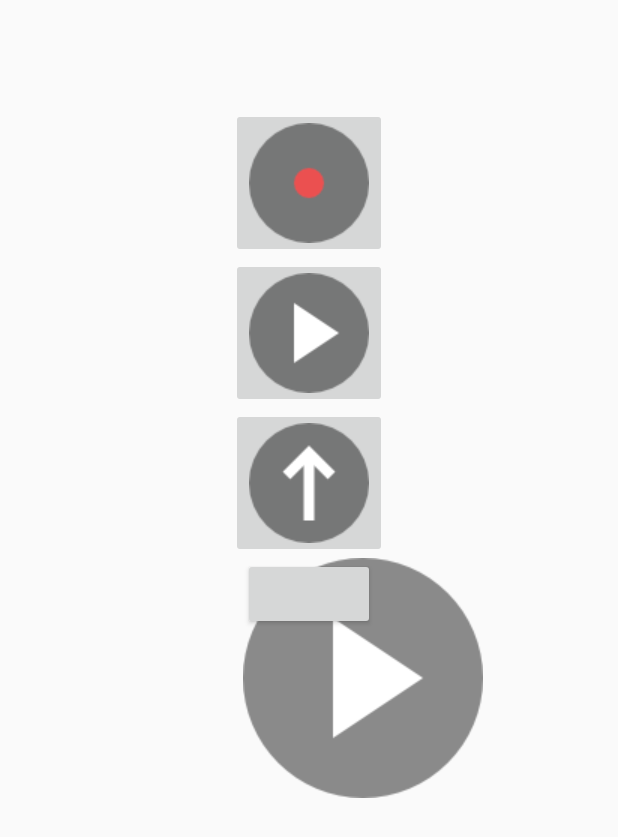
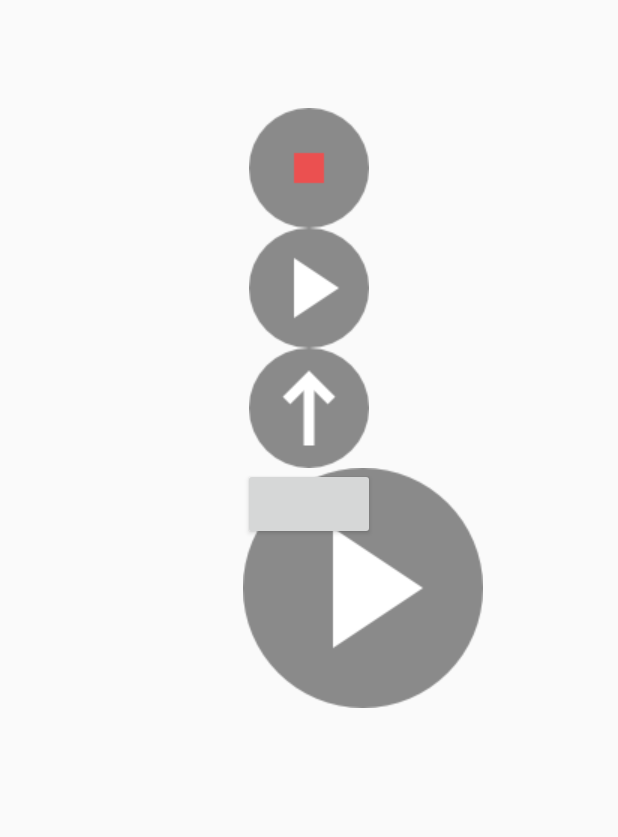
Before and after one commit to juffel/SimpleAudioRecorder, an Android app: the screen it shows after launch (RecordActivity), after a tap on an icon or button, on a phone screen of 412 x 824 dp. Shown: the top 837 px of the screen. Run offline under Robolectric (Android 15) with nearby library versions, the phone set to English and light mode, and no system bars; libraries missing offline, so code that uses them is left out: com.loopj.android.

Commit message:
added graphical state to record and replay buttons

```diff
--- a/app/src/main/java/de/juffel/simpleaudiorecorder/RecordActivity.java
+++ b/app/src/main/java/de/juffel/simpleaudiorecorder/RecordActivity.java
@@ -53,17 +53,17 @@ public class RecordActivity extends Activity {
             @Override
             public void onClick(View v) {
                 if (recording) {
-                    // recordButton.setText(R.string.button_record);
+                    recordButton.setBackgroundResource(R.drawable.button_record);
                     stopRecord();
                 } else {
-                    // recordButton.setText(R.string.button_stop_record);
+                    recordButton.setBackgroundResource(R.drawable.button_record_stop);
                     startRecord();
                 }
                 // toggle recording status
                 recording = !recording;
             }
         };
-        //recordButton.setText(R.string.button_record);
+        recordButton.setBackgroundResource(R.drawable.button_record);
         recordButton.setOnClickListener(recordListener);
         recording = false;
 
@@ -75,17 +75,17 @@ public class RecordActivity extends Activity {
             public void onClick(View v) {
                 // toggle play start/stop
                 if (playing) {
-                    // playButton.setText(R.string.button_replay);
+                    playButton.setBackgroundResource(R.drawable.button_play);
                     stopReplay();
                 } else {
-                    // playButton.setText(R.string.button_stop_replay);
+                    playButton.setBackgroundResource(R.drawable.button_play_stop);
                     startReplay();
                 }
                 // toggle playing status
                 playing = !playing;
             }
         };
-        //playButton.setText(R.string.button_replay);
+        playButton.setBackgroundResource(R.drawable.button_play);
         playButton.setOnClickListener(playListener);
         playing = false;
 
@@ -98,6 +98,7 @@ public class RecordActivity extends Activity {
                 startUpload();
             }
         });
+        uploadButton.setBackgroundResource(R.drawable.button_upload);
 
         ///////////////////////////
         // initialize animation button
--- a/app/src/main/res/layout/activity_record.xml
+++ b/app/src/main/res/layout/activity_record.xml
@@ -6,24 +6,16 @@
     <ImageButton
         android:layout_width="wrap_content"
         android:layout_height="wrap_content"
-        android:text="@string/button_record"
-        android:src="@drawable/button_record"
         android:id="@+id/button_record"
         android:layout_centerHorizontal="true"
         android:layout_marginTop="72dp"
-        android:textSize="40dp"
-        android:textAllCaps="false"
         android:onClick="record"
         android:layout_gravity="center_horizontal" />
 
     <ImageButton
         android:layout_width="wrap_content"
         android:layout_height="wrap_content"
-        android:text="@string/button_replay"
-        android:src="@drawable/button_play"
         android:id="@+id/button_replay"
-        android:textSize="40dp"
-        android:textAllCaps="false"
         android:onClick="replay"
         android:layout_gravity="center_horizontal"
         android:layout_below="@+id/button_record"
@@ -32,8 +24,6 @@
     <ImageButton
         android:layout_width="wrap_content"
         android:layout_height="wrap_content"
-        android:text="@string/button_upload"
-        android:src="@drawable/button_upload"
         android:id="@+id/button_upload"
         android:layout_gravity="center_horizontal"
         android:layout_below="@+id/button_replay"
```
Also changed, not shown: app/src/main/res/drawable/button_play_stop.png (added), app/src/main/res/drawable/button_record_stop.png (added).
